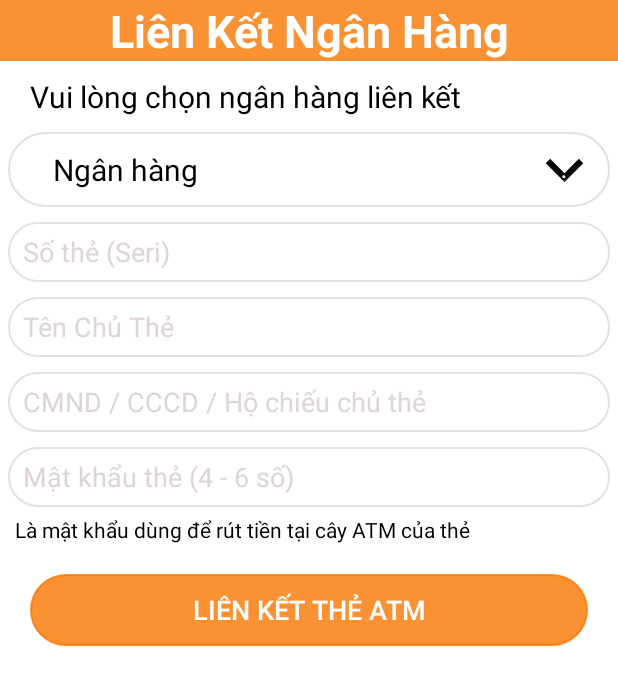
After one commit to tuandm00/PJ_HCI_V3, an Android app: the LienKetNganHang screen opened directly, with no data from a screen before it, on a phone screen of 412 x 824 dp. The commit adds this screen. Shown: the top 685 px of the screen. Run offline under Robolectric (Android 15) with nearby library versions, the phone set to English and light mode, and no system bars.

Commit message:
da xong add the ngan hang

```diff
--- a/app/src/main/AndroidManifest.xml
+++ b/app/src/main/AndroidManifest.xml
@@ -88,6 +88,9 @@
             android:name=".ProfileUser"
             android:exported="false" />
         <activity
+            android:name=".LienKetNganHang"
+            android:exported="false" />
+        <activity
             android:name=".MainActivity"
             android:exported="true" />
     </application>
--- /dev/null
+++ b/app/src/main/java/com/example/pi_hci_v3/LienKetNganHang.java
@@ -0,0 +1,73 @@
+package com.example.pi_hci_v3;
+
+import android.content.Intent;
+import android.os.Bundle;
+import android.view.MenuItem;
+import android.view.View;
+import android.widget.Button;
+import android.widget.PopupMenu;
+import android.widget.TextView;
+import android.widget.Toast;
+
+import androidx.appcompat.app.AppCompatActivity;
+
+public class LienKetNganHang extends AppCompatActivity {
+    Button btnnganhang1, btnLienKet;
+    TextView txtnganhang;
+
+    @Override
+    protected void onCreate(Bundle savedInstanceState) {
+        super.onCreate(savedInstanceState);
+        setContentView(R.layout.activity_banksetup);
+
+        btnLienKet = (Button) findViewById(R.id.buttonLienKet);
+        btnnganhang1 = (Button) findViewById(R.id.btnchonNganHang);
+        txtnganhang = (TextView) findViewById(R.id.textView58);
+        btnnganhang1.setOnClickListener(new View.OnClickListener() {
+            @Override
+            public void onClick(View v) {
+                showNganHang();
+            }
+        });
+
+        btnLienKet.setOnClickListener(new View.OnClickListener() {
+            @Override
+            public void onClick(View v) {
+                Toast.makeText(LienKetNganHang.this, "Liên kết thành công", Toast.LENGTH_SHORT).show();
+                Intent intent = new Intent(LienKetNganHang.this, ProfileUser.class);
+                startActivity(intent);
+            }
+        });
+
+    }
+    private void showNganHang(){
+
+        PopupMenu popupMenu = new PopupMenu(this, btnnganhang1);
+        popupMenu.getMenuInflater().inflate(R.menu.list_bank, popupMenu.getMenu());
+        popupMenu.setOnMenuItemClickListener(new PopupMenu.OnMenuItemClickListener() {
+            @Override
+            public boolean onMenuItemClick(MenuItem bankitem) {
+                switch (bankitem.getItemId()){
+                    case R.id.MBBank: txtnganhang.setText("MB Bank");
+                        break;
+                    case R.id.ViettienBank: txtnganhang.setText("VietTien Bank");
+                        break;
+                    case R.id.TMCPsaigon: txtnganhang.setText("TMCP Sài Gòn");
+                        break;
+                    case R.id.TMCPbaoviet: txtnganhang.setText("BaoViet Bank");
+                        break;
+                    case R.id.techcombank: txtnganhang.setText("Techcombank");
+                        break;
+                    case R.id.VPBank: txtnganhang.setText("VB Bank");
+                        break;
+                    case R.id.AChauBank: txtnganhang.setText("TMCP Á Châu");
+                        break;
+                    case R.id.TPBank: txtnganhang.setText("Tiên Phong Bank");
+                        break;
+                }
+                return false;
+            }
+        });
+        popupMenu.show();
+    }
+}
--- a/app/src/main/java/com/example/pi_hci_v3/ProfileUser.java
+++ b/app/src/main/java/com/example/pi_hci_v3/ProfileUser.java
@@ -14,7 +14,9 @@ public class ProfileUser extends AppCompatActivity {
     protected void onCreate(Bundle savedInstanceState) {
         super.onCreate(savedInstanceState);
         setContentView(R.layout.activity_profile_user);
+
         LinearLayout hosocanhan = (LinearLayout) findViewById(R.id.btnHoSoCaNhan);
+        LinearLayout taikhoannganhang = (LinearLayout) findViewById(R.id.btnTaiKhoanNganHang);
         hosocanhan.setOnClickListener(new View.OnClickListener() {
             @Override
             public void onClick(View v) {
@@ -22,6 +24,14 @@ public class ProfileUser extends AppCompatActivity {
                 startActivity(intent);
             }
         });
+
+        taikhoannganhang.setOnClickListener(new View.OnClickListener() {
+            @Override
+            public void onClick(View v) {
+                Intent intent1 = new Intent(ProfileUser.this, LienKetNganHang.class);
+                startActivity(intent1);
+            }
+        });
     }
 
 }
--- /dev/null
+++ b/app/src/main/res/drawable/ic_baseline_arrow_back_24.xml
@@ -0,0 +1,5 @@
+<vector android:autoMirrored="true" android:height="24dp"
+    android:tint="#070707" android:viewportHeight="24"
+    android:viewportWidth="24" android:width="24dp" xmlns:android="http://schemas.android.com/apk/res/android">
+    <path android:fillColor="@android:color/white" android:pathData="M20,11H7.83l5.59,-5.59L12,4l-8,8 8,8 1.41,-1.41L7.83,13H20v-2z"/>
+</vector>
--- /dev/null
+++ b/app/src/main/res/drawable/ic_baseline_keyboard_arrow_down_24.xml
@@ -0,0 +1,5 @@
+<vector android:height="24dp" android:tint="#070707"
+    android:viewportHeight="24" android:viewportWidth="24"
+    android:width="24dp" xmlns:android="http://schemas.android.com/apk/res/android">
+    <path android:fillColor="@android:color/white" android:pathData="M7.41,8.59L12,13.17l4.59,-4.58L18,10l-6,6 -6,-6 1.41,-1.41z"/>
+</vector>
--- /dev/null
+++ b/app/src/main/res/drawable/line_bank.xml
@@ -0,0 +1,6 @@
+<?xml version="1.0" encoding="utf-8"?>
+<shape xmlns:android="http://schemas.android.com/apk/res/android">
+    <stroke android:width="1dp" android:color="#E4E1E1" />
+    <corners android:radius="25dp"/>
+    <solid android:color="#FFFFFF"/>
+</shape>
--- /dev/null
+++ b/app/src/main/res/layout/activity_banksetup.xml
@@ -0,0 +1,162 @@
+<?xml version="1.0" encoding="utf-8"?>
+<RelativeLayout xmlns:android="http://schemas.android.com/apk/res/android"
+    xmlns:app="http://schemas.android.com/apk/res-auto"
+    android:layout_width="match_parent"
+    android:layout_height="match_parent"
+    xmlns:tools="http://schemas.android.com/tools"
+    android:background="@color/white">
+    <LinearLayout
+        android:id="@+id/topbank"
+        android:layout_width="match_parent"
+        android:layout_height="wrap_content"
+        android:background="#CCF97700"
+        android:orientation="horizontal">
+
+        <TextView
+            android:id="@+id/textView59"
+            android:layout_width="match_parent"
+            android:layout_height="wrap_content"
+            android:layout_weight="1"
+            android:text="Liên Kết Ngân Hàng"
+            android:textColor="@color/white"
+            android:textSize="30sp"
+            android:textStyle="bold"
+            android:gravity="center_horizontal"/>
+    </LinearLayout>
+
+    <LinearLayout
+        android:layout_width="match_parent"
+        android:layout_height="match_parent"
+        android:layout_below="@+id/topbank"
+        android:orientation="vertical">
+
+        <TextView
+            android:layout_width="match_parent"
+            android:layout_height="wrap_content"
+            android:layout_marginStart="20dp"
+            android:layout_marginTop="10dp"
+            android:layout_marginBottom="10dp"
+            android:text="Vui lòng chọn ngân hàng liên kết"
+            android:textColor="@color/black"
+            android:textSize="20dp" />
+        <!--        Line 1-->
+        <LinearLayout
+            android:layout_width="match_parent"
+            android:layout_height="wrap_content"
+            android:layout_marginLeft="5dp"
+            android:layout_marginRight="5dp"
+            android:background="@drawable/line_bank"
+            android:orientation="horizontal"
+            tools:ignore="InvalidId">
+
+            <TextView
+                android:id="@+id/textView58"
+                android:layout_width="wrap_content"
+                android:layout_height="match_parent"
+                android:layout_marginLeft="30dp"
+                android:gravity="center"
+                android:text="Ngân hàng"
+                android:textColor="#000000"
+                android:textSize="20sp" />
+
+            <Space
+                android:layout_width="0dp"
+                android:layout_height="0dp"
+                android:layout_weight="1" />
+
+            <Button
+                android:id="@+id/btnchonNganHang"
+                android:layout_width="50dp"
+                android:layout_height="50dp"
+                android:layout_gravity="right"
+                android:layout_marginRight="5dp"
+                android:background="@drawable/ic_baseline_keyboard_arrow_down_24"
+                android:text="." />
+        </LinearLayout>
+        <!--        Line 2-->
+        <EditText
+            android:id="@+id/editTextTextPersonName4"
+            android:layout_width="match_parent"
+            android:layout_height="40dp"
+            android:layout_marginTop="10dp"
+            android:layout_marginLeft="5dp"
+            android:layout_marginRight="5dp"
+            android:ems="10"
+            android:inputType="textPersonName"
+            android:hint="Số thẻ (Seri)"
+            android:paddingLeft="10dp"
+            android:textColorHint="#DFD5D5"
+            android:textColor="@color/black"
+            android:background="@drawable/line_bank"/>
+        <!--        Line 3-->
+        <EditText
+            android:id="@+id/editTextTextPersonName5"
+            android:layout_width="match_parent"
+            android:layout_height="40dp"
+            android:layout_marginTop="10dp"
+            android:layout_marginLeft="5dp"
+            android:layout_marginRight="5dp"
+            android:ems="10"
+            android:inputType="textPersonName"
+            android:hint="Tên Chủ Thẻ"
+            android:paddingLeft="10dp"
+            android:textColorHint="#DFD5D5"
+            android:textColor="@color/black"
+            android:background="@drawable/line_bank"/>
+        <!--        Line 4-->
+        <EditText
+            android:id="@+id/editTextTextPersonName6"
+            android:layout_width="match_parent"
+            android:layout_height="40dp"
+            android:layout_marginTop="10dp"
+            android:layout_marginLeft="5dp"
+            android:layout_marginRight="5dp"
+            android:ems="10"
+            android:inputType="textPersonName"
+            android:hint="CMND / CCCD / Hộ chiếu chủ thẻ"
+            android:paddingLeft="10dp"
+            android:textColorHint="#DFD5D5"
+            android:textColor="@color/black"
+            android:background="@drawable/line_bank"/>
+        <!--        Line 5-->
+        <EditText
+            android:id="@+id/editTextTextPersonName7"
+            android:layout_width="match_parent"
+            android:layout_height="40dp"
+            android:layout_marginTop="10dp"
+            android:layout_marginLeft="5dp"
+            android:layout_marginRight="5dp"
+            android:ems="10"
+            android:inputType="textPersonName"
+            android:hint="Mật khẩu thẻ (4 - 6 số)"
+            android:paddingLeft="10dp"
+            android:textColorHint="#DFD5D5"
+            android:textColor="@color/black"
+            android:background="@drawable/line_bank"/>
+
+        <TextView
+            android:id="@+id/textView61"
+            android:layout_width="match_parent"
+            android:layout_height="wrap_content"
+            android:layout_marginTop="5dp"
+            android:layout_marginLeft="10dp"
+            android:text="Là mật khẩu dùng để rút tiền tại cây ATM của thẻ"
+            android:textColor="@color/black"/>
+
+        <Button
+            android:id="@+id/buttonLienKet"
+            android:layout_width="match_parent"
+            android:layout_height="wrap_content"
+            android:layout_marginTop="20dp"
+            android:layout_marginLeft="20dp"
+            android:layout_marginRight="20dp"
+            android:text="LIÊN KẾT THẺ ATM"
+            android:textColor="@color/white"
+            android:textSize="18dp"
+            android:background="@drawable/line_bank"
+            android:backgroundTint="#CCF97700"/>
+
+
+    </LinearLayout>
+
+</RelativeLayout>
--- a/app/src/main/res/layout/activity_profile_user.xml
+++ b/app/src/main/res/layout/activity_profile_user.xml
@@ -53,8 +53,8 @@
 
         <TextView
             android:id="@+id/textViewPersonBalance"
-            android:layout_width="150dp"
-            android:layout_height="25dp"
+            android:layout_width="wrap_content"
+            android:layout_height="wrap_content"
             android:layout_alignParentStart="true"
             android:layout_alignParentTop="true"
             android:layout_alignParentEnd="true"
@@ -185,6 +185,8 @@
             android:textStyle="bold"/>
 <!--        Line 3-->
         <LinearLayout
+            android:clickable="true"
+            android:id="@+id/btnTaiKhoanNganHang"
             android:layout_width="match_parent"
             android:layout_height="50dp"
             android:orientation="horizontal"
--- /dev/null
+++ b/app/src/main/res/menu/list_bank.xml
@@ -0,0 +1,19 @@
+<?xml version="1.0" encoding="utf-8"?>
+<menu xmlns:android="http://schemas.android.com/apk/res/android">
+    <item android:id="@+id/MBBank"
+        android:title="MBBank"/>
+    <item android:id="@+id/ViettienBank"
+        android:title="VietTien Bank"/>
+    <item android:id="@+id/TMCPsaigon"
+        android:title="TMCP Sài Gòn"/>
+    <item android:id="@+id/TMCPbaoviet"
+        android:title="BaoViet Bank"/>
+    <item android:id="@+id/techcombank"
+        android:title="Techcombank"/>
+    <item android:id="@+id/VPBank"
+        android:title="VB Bank"/>
+    <item android:id="@+id/AChauBank"
+        android:title="TMCP Á Châu"/>
+    <item android:id="@+id/TPBank"
+        android:title="Tiên Phong Bank"/>
+</menu>
--- a/app/src/main/res/values-night/themes.xml
+++ b/app/src/main/res/values-night/themes.xml
@@ -1,6 +1,6 @@
 <resources xmlns:tools="http://schemas.android.com/tools">
     <!-- Base application theme. -->
-    <style name="Theme.PI_HCI_v3" parent="Theme.MaterialComponents.DayNight.DarkActionBar">
+    <style name="Theme.PI_HCI_v3" parent="Theme.MaterialComponents.DayNight.NoActionBar">
         <!-- Primary brand color. -->
         <item name="colorPrimary">@color/purple_200</item>
         <item name="colorPrimaryVariant">@color/purple_700</item>
@@ -12,5 +12,6 @@
         <!-- Status bar color. -->
         <item name="android:statusBarColor" tools:targetApi="l">?attr/colorPrimaryVariant</item>
         <!-- Customize your theme here. -->
+        <item name="android:itemBackground">@color/white</item>
     </style>
 </resources>
--- a/app/src/main/res/values/themes.xml
+++ b/app/src/main/res/values/themes.xml
@@ -1,6 +1,6 @@
 <resources xmlns:tools="http://schemas.android.com/tools">
     <!-- Base application theme. -->
-    <style name="Theme.PI_HCI_v3" parent="Theme.MaterialComponents.DayNight.DarkActionBar">
+    <style name="Theme.PI_HCI_v3" parent="Theme.MaterialComponents.DayNight.NoActionBar">
         <!-- Primary brand color. -->
         <item name="colorPrimary">@color/purple_500</item>
         <item name="colorPrimaryVariant">@color/purple_700</item>
@@ -12,5 +12,6 @@
         <!-- Status bar color. -->
         <item name="android:statusBarColor" tools:targetApi="l">?attr/colorPrimaryVariant</item>
         <!-- Customize your theme here. -->
+        <item name="android:itemBackground">@color/white</item>
     </style>
 </resources>
```
Also changed, not shown: app/src/main/res/drawable/mbbank.jpg (added), app/src/main/res/drawable/tmcpsaigon.jpg (added), app/src/main/res/drawable/viettinbank.jpg (added).
